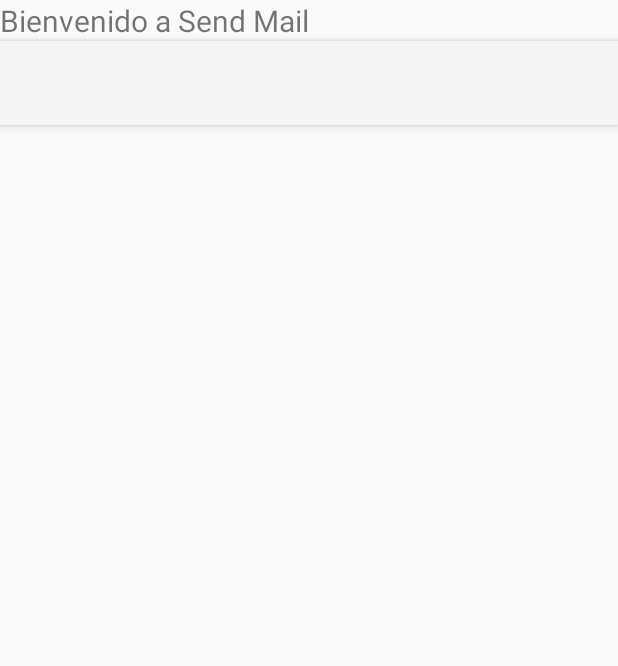
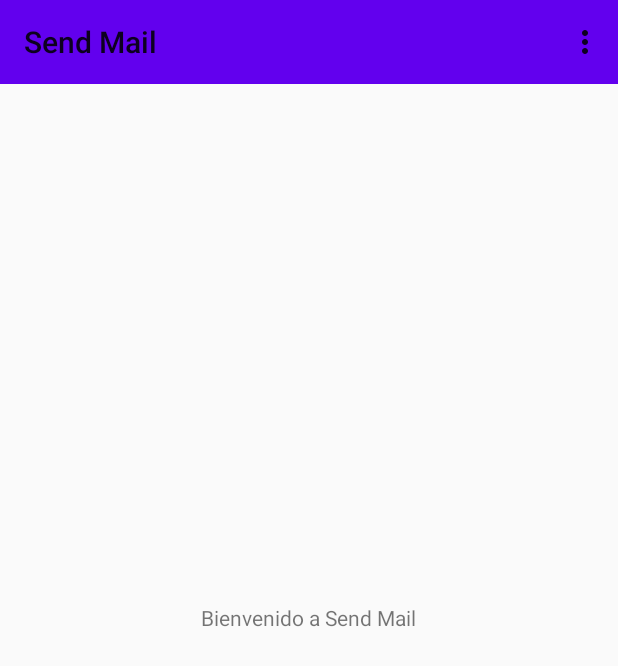
Before and after one commit to franfanton/SendMeal, an Android app: the screen it shows after launch (HomeActivity), on a phone screen of 412 x 824 dp. Shown: the top 666 px of the screen. Run offline under Robolectric (Android 15) with nearby library versions, the phone set to English and light mode, and no system bars.

Commit message:
agregue la toolbar

```diff
--- a/app/build.gradle
+++ b/app/build.gradle
@@ -24,6 +24,7 @@ android {
 
 dependencies {
     implementation fileTree(dir: "libs", include: ["*.jar"])
+    implementation 'androidx.appcompat:appcompat:1.1.0'
     implementation 'androidx.appcompat:appcompat:1.2.0'
     implementation 'androidx.constraintlayout:constraintlayout:2.0.0'
     testImplementation 'junit:junit:4.12'
--- a/app/src/main/AndroidManifest.xml
+++ b/app/src/main/AndroidManifest.xml
@@ -8,7 +8,7 @@
         android:label="@string/app_name"
         android:roundIcon="@mipmap/ic_launcher_round"
         android:supportsRtl="true"
-        android:theme="@style/Theme.AppCompat.Light.NoActionBar">
+        android:theme="@style/AppTheme">
         <activity android:name=".HomeActivity">
             <intent-filter>
                 <action android:name="android.intent.action.MAIN" />
--- a/app/src/main/java/com/example/lab1/HomeActivity.java
+++ b/app/src/main/java/com/example/lab1/HomeActivity.java
@@ -1,22 +1,25 @@
 package com.example.lab1;
 
-import android.app.Activity;
 import android.os.Bundle;
-import android.widget.EditText;
-import android.widget.Toolbar;
-import android.widget.Button;
+import android.view.Menu;
+import android.view.MenuInflater;
+import androidx.appcompat.widget.Toolbar;
+import androidx.appcompat.app.AppCompatActivity;
 
-public class HomeActivity extends Activity {
+public class HomeActivity extends AppCompatActivity {
     @Override
     protected void onCreate(Bundle savedInstanceState) {
         super.onCreate(savedInstanceState);
         setContentView(R.layout.homeactivity);
-        Toolbar toolbarprincipal = (Toolbar) findViewById(R.id.toolbarprincipal);
-        setSupportActionBar(toolbarprincipal);
+        Toolbar toolbar = findViewById(R.id.toolbarHome);
+        setSupportActionBar(toolbar);
+    }
+    @Override
+    public boolean onCreateOptionsMenu(Menu menu) {
+        MenuInflater menuInflater = getMenuInflater();
+        menuInflater.inflate(R.menu.menuinicial, menu);
+        return true;
+    }
 
 
-    }
-
-    private void setSupportActionBar(Toolbar toolbarprincipal) {
-    }
 }
--- /dev/null
+++ b/app/src/main/res/drawable/ic_icon.xml
@@ -0,0 +1,10 @@
+<vector xmlns:android="http://schemas.android.com/apk/res/android"
+    android:width="24dp"
+    android:height="24dp"
+    android:viewportWidth="24"
+    android:viewportHeight="24"
+    android:tint="?attr/colorControlNormal">
+  <path
+      android:fillColor="@android:color/white"
+      android:pathData="M13.49,5.48c1.1,0 2,-0.9 2,-2s-0.9,-2 -2,-2 -2,0.9 -2,2 0.9,2 2,2zM9.89,19.38l1,-4.4 2.1,2v6h2v-7.5l-2.1,-2 0.6,-3c1.3,1.5 3.3,2.5 5.5,2.5v-2c-1.9,0 -3.5,-1 -4.3,-2.4l-1,-1.6c-0.4,-0.6 -1,-1 -1.7,-1 -0.3,0 -0.5,0.1 -0.8,0.1l-5.2,2.2v4.7h2v-3.4l1.8,-0.7 -1.6,8.1 -4.9,-1 -0.4,2 7,1.4z"/>
+</vector>
--- a/app/src/main/res/layout/homeactivity.xml
+++ b/app/src/main/res/layout/homeactivity.xml
@@ -1,25 +1,28 @@
 <?xml version="1.0" encoding="utf-8"?>
-<LinearLayout xmlns:android="http://schemas.android.com/apk/res/android"
+<RelativeLayout xmlns:android="http://schemas.android.com/apk/res/android"
     android:layout_width="match_parent"
     android:layout_height="match_parent"
-    android:orientation="vertical">
+    xmlns:app="http://schemas.android.com/apk/res-auto">
+
     <TextView
         android:id="@+id/tituloInicial"
         android:layout_width="wrap_content"
         android:layout_height="wrap_content"
         android:text="@string/titulo_inicial"
-        android:textSize="20sp" />
-    <Toolbar
-        android:id="@+id/toolbarprincipal"
+        android:layout_centerHorizontal="true"
+        android:layout_centerVertical="true"/>
+
+    <androidx.appcompat.widget.Toolbar
+        android:id="@+id/toolbarHome"
         android:layout_width="match_parent"
-        android:layout_height="?attr/actionBarSize"
-        android:background="?attr/colorPrimary"
-        android:elevation="4dp"
-        android:theme="@style/ThemeOverlay.AppCompat.ActionBar"
-        android:popupTheme="@style/ThemeOverlay.AppCompat.Light"
-        android:tooltipText="Menu"
-        />
+        android:layout_height="wrap_content"
+        android:background="@color/colorPrimary"
+        android:minHeight="?attr/actionBarSize"
+        android:theme="?attr/actionBarTheme"
+        app:title="Send Mail">
 
 
 
-</LinearLayout>
+    </androidx.appcompat.widget.Toolbar>
+
+</RelativeLayout>
--- /dev/null
+++ b/app/src/main/res/menu/menuinicial.xml
@@ -0,0 +1,17 @@
+<?xml version="1.0" encoding="utf-8"?>
+<menu xmlns:android="http://schemas.android.com/apk/res/android"
+    xmlns:app="http://schemas.android.com/apk/res-auto">
+
+    <item android:id="@+id/itemRegistrar"
+        android:icon="@drawable/ic_icon"
+        android:title="Registrar"
+        app:showAsAction="never"/>
+    <item android:id="@+id/itemCrear"
+        android:icon="@drawable/ic_icon"
+        android:title="Crear Item"
+        app:showAsAction="never"/>
+    <item android:id="@+id/itemListar"
+        android:icon="@drawable/ic_icon"
+        android:title="Listado de Items"
+        app:showAsAction="never"/>
+</menu>
--- a/app/src/main/res/menu/toolbarmenuprincipal.xml
+++ /dev/null
@@ -1,12 +0,0 @@
-<?xml version="1.0" encoding="utf-8"?>
-<menu xmlns:app="http://schemas.android.com/apk/res-auto"
-    xmlns:android="http://schemas.android.com/apk/res/android">
-    <!-- Search, should appear as action button -->
-    <item android:id="@+id/action_search"
-        android:title="asd"
-        app:showAsAction="ifRoom" />
-    <!-- Settings, should always be in the overflow -->
-    <item android:id="@+id/action_settings"
-        android:title="123"
-        app:showAsAction="never" />
-</menu>
--- a/app/src/main/res/values/styles.xml
+++ b/app/src/main/res/values/styles.xml
@@ -1,6 +1,6 @@
 <resources>
     <!-- Base application theme. -->
-    <style name="AppTheme" parent="Theme.AppCompat.Light.DarkActionBar">
+    <style name="AppTheme" parent="Theme.AppCompat.Light.NoActionBar">
         <!-- Customize your theme here. -->
         <item name="colorPrimary">@color/colorPrimary</item>
         <item name="colorPrimaryDark">@color/colorPrimaryDark</item>
```
Also changed, not shown: app/src/main/java/com/example/lab1/MainActivity.java (+11 -0 lines).
